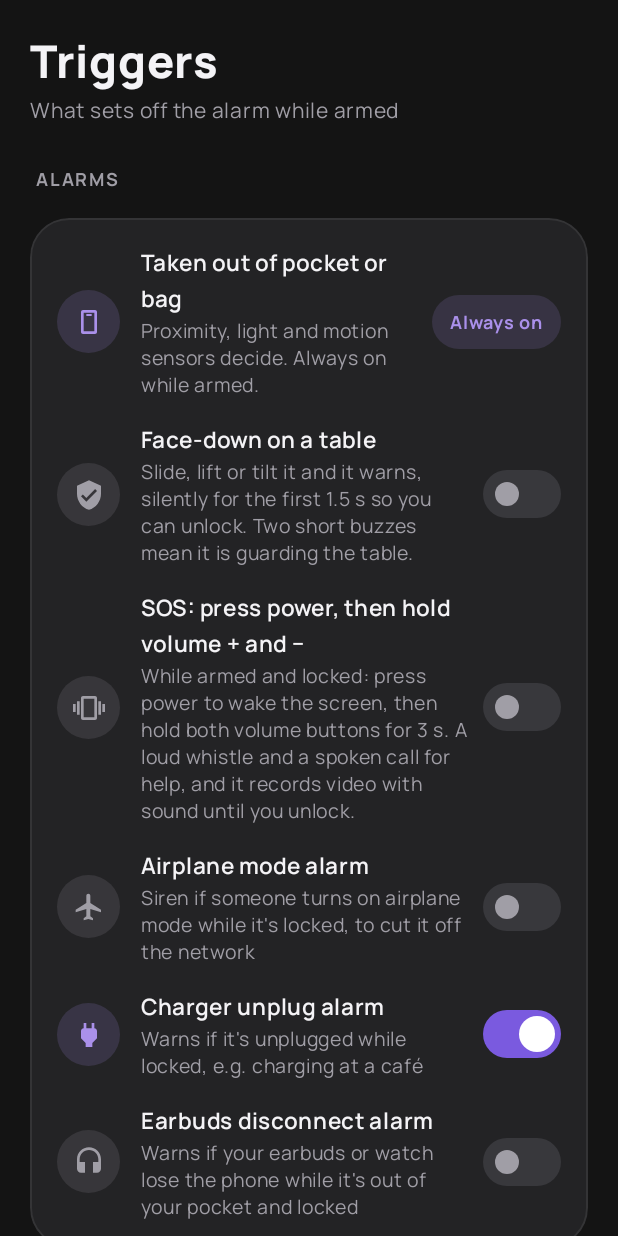
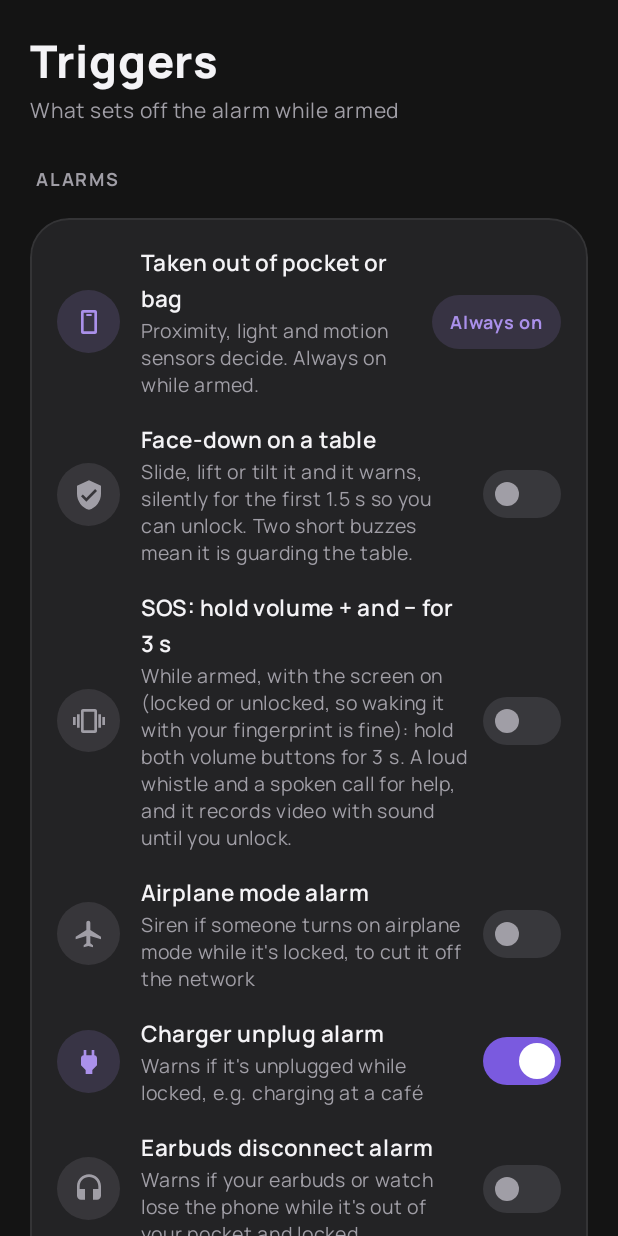
Before and after one commit to taiyebnirjhar/Pocket-guard, an Android app built with Jetpack Compose: the composable TriggersScreen called with empty values, after a tap on "Airplane mode alarm", on a phone screen of 412 x 824 dp. Run offline under Robolectric (Android 15) with nearby library versions, the phone set to English and light mode, and no system bars; 2 other taps on this screen came first.

Commit message:
SOS buttons: show how to allow restricted settings; log the alarm volume (v2.0.1)
- Android 13+ greys out Accessibility for apps installed outside an app
  store ("Controlled by restricted setting"). Triggers now explains the
  App info → ⋮ → Allow restricted settings step, with a button to App info.
- The SOS hold works with the screen on whether locked or unlocked, so a
  fingerprint wake is fine; the wording no longer says locked only.
- The log says when Test mode is on (siren at 30% on purpose), the alarm
  volume each alarm starts at, and when something lowered it and it was
  set back.

Co-Authored-By: Claude Opus 5.5 <noreply@anthropic.com>
Claude-Session: https://claude.ai/code/session_01HFPEiX9pn7YGYvqjXzcg9B

```diff
--- a/app/src/main/java/com/taiyeb/pocketguard/GuardService.kt
+++ b/app/src/main/java/com/taiyeb/pocketguard/GuardService.kt
@@ -291,7 +291,7 @@ class GuardService : LifecycleService(), SensorEventListener, GuardEngine.Host {
         powerManager = getSystemService(PowerManager::class.java)
         keyguardManager = getSystemService(KeyguardManager::class.java)
         audioManager = getSystemService(AudioManager::class.java)
-        alarm = AlarmPlayer(this)
+        alarm = AlarmPlayer(this, ::log)
         recorder = IncidentRecorder(this, this) {
             if (engine?.phase == Phase.SIREN) alarm.startTorch()
         }
@@ -434,7 +434,8 @@ class GuardService : LifecycleService(), SensorEventListener, GuardEngine.Host {
                 ", light " + (if (lightSensor != null) "yes" else "no") +
                 ", accelerometer " + (if (motionSensor != null) "yes" else "MISSING") +
                 ", table guard " + (if (Prefs.tableGuard(this)) "on" else "off") +
-                ", delay ${Prefs.graceSeconds(this)} s",
+                ", delay ${Prefs.graceSeconds(this)} s" +
+                (if (Prefs.testMode(this)) ", TEST MODE (siren at 30% volume)" else ""),
         )
         updateSos()
         tts = TextToSpeech(this) { status -> if (status == TextToSpeech.SUCCESS) setUpSpeech() }
--- a/app/src/main/java/com/taiyeb/pocketguard/TriggersScreen.kt
+++ b/app/src/main/java/com/taiyeb/pocketguard/TriggersScreen.kt
@@ -93,6 +93,13 @@ fun TriggersScreen(refreshKey: Int) {
                 if (sosButtons) {
                     if (!camera || !microphone) PermissionWarning(stringResource(R.string.permission_sos_record)) { askRecord() }
                     if (!sosKeys) PermissionWarning(stringResource(R.string.sos_keys_off), stringResource(R.string.action_turn_on)) { keysDisclosure = true }
+                    // Android 13+ greys out Accessibility for apps installed outside an app store
+                    // ("Controlled by restricted setting") until it's allowed in App info.
+                    if (!sosKeys && Build.VERSION.SDK_INT >= 33 && !BuildConfig.PLAY_STORE) {
+                        PermissionWarning(stringResource(R.string.sos_keys_restricted), stringResource(R.string.action_app_info)) {
+                            openAppSettings(context)
+                        }
+                    }
                     if (shortcutClash) PermissionWarning(stringResource(R.string.sos_shortcut_clash), stringResource(R.string.action_open_settings)) { SosSetup.openSettings(context) }
                     Text(stringResource(R.string.sos_other_ways), color = Muted, fontSize = 12.sp)
                     Text(stringResource(R.string.sos_legal), color = Muted, fontSize = 12.sp)
--- a/app/src/main/res/values/strings.xml
+++ b/app/src/main/res/values/strings.xml
@@ -5,6 +5,7 @@
     <string name="action_open_settings">Open settings</string>
     <string name="action_turn_on">Turn on</string>
     <string name="action_review">Review</string>
+    <string name="action_app_info">App info</string>
     <string name="action_fix">Fix</string>
     <string name="action_open">Open</string>
     <string name="alarm_stolen">THIS PHONE IS STOLEN</string>
@@ -190,9 +191,9 @@
     <string name="sos_speech">Help! Stop it! Help!</string>
     <string name="alarm_help">I NEED HELP</string>
     <string name="alarm_help_sub">This person called for help. Please stay with them, or call the local emergency number.</string>
-    <string name="triggers_sos">SOS: press power, then hold volume + and −</string>
-    <string name="triggers_sos_sub">While armed and locked: press power to wake the screen, then hold both volume buttons for 3 s. A loud whistle and a spoken call for help, and it records video with sound until you unlock.</string>
-    <string name="test_10">SOS: armed and locked, press power, then hold volume + and − together for 3 s: a buzz, a whistle and a spoken call for help, and recording starts. Unlock to stop; the video is in History.</string>
+    <string name="triggers_sos">SOS: hold volume + and − for 3 s</string>
+    <string name="triggers_sos_sub">While armed, with the screen on (locked or unlocked, so waking it with your fingerprint is fine): hold both volume buttons for 3 s. A loud whistle and a spoken call for help, and it records video with sound until you unlock.</string>
+    <string name="test_10">SOS: while armed, wake the screen (a fingerprint unlock is fine), then hold volume + and − together for 3 s: a buzz, a whistle and a spoken call for help, and recording starts. Unlock to stop; the video is in History.</string>
     <string name="trigger_table">Picked up from the table</string>
     <string name="history_put_back">cancelled: put back down</string>
     <string name="triggers_table">Face-down on a table</string>
@@ -201,6 +202,7 @@
     <string name="sos_accessibility_label">Pocket Guard SOS buttons</string>
     <string name="sos_accessibility_description">Lets Pocket Guard see both volume buttons held together for 3 seconds, even with the screen off, to sound the SOS alarm. It only watches the volume buttons: it reads nothing on screen and every button works as usual.</string>
     <string name="sos_keys_off">To use the SOS buttons, turn on \"Pocket Guard SOS buttons\" in Accessibility.</string>
+    <string name="sos_keys_restricted">Greyed out, \"Controlled by restricted setting\"? Android limits apps installed outside the Play Store. Try turning it on once, then open App info, tap ⋮ (top right), Allow restricted settings, and turn it on again.</string>
     <string name="sos_shortcut_clash">Your phone\'s accessibility shortcut also uses volume + and − held. Turn the shortcut off, or SOS will open it too.</string>
     <string name="permission_sos_record">Recording needs the Camera and Microphone permissions.</string>
     <string name="sos_legal">Recording people without their consent is against the law in some places.</string>
```
Also changed, not shown: app/src/main/java/com/taiyeb/pocketguard/AlarmPlayer.kt (+15 -2 lines), 2 other files.
